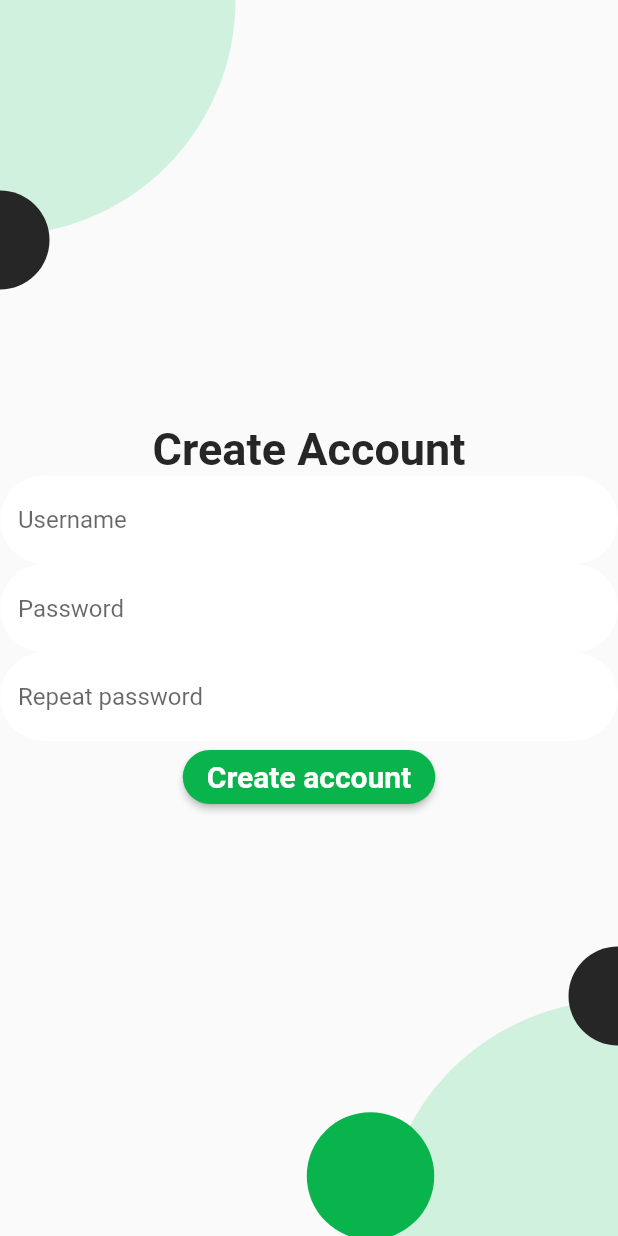
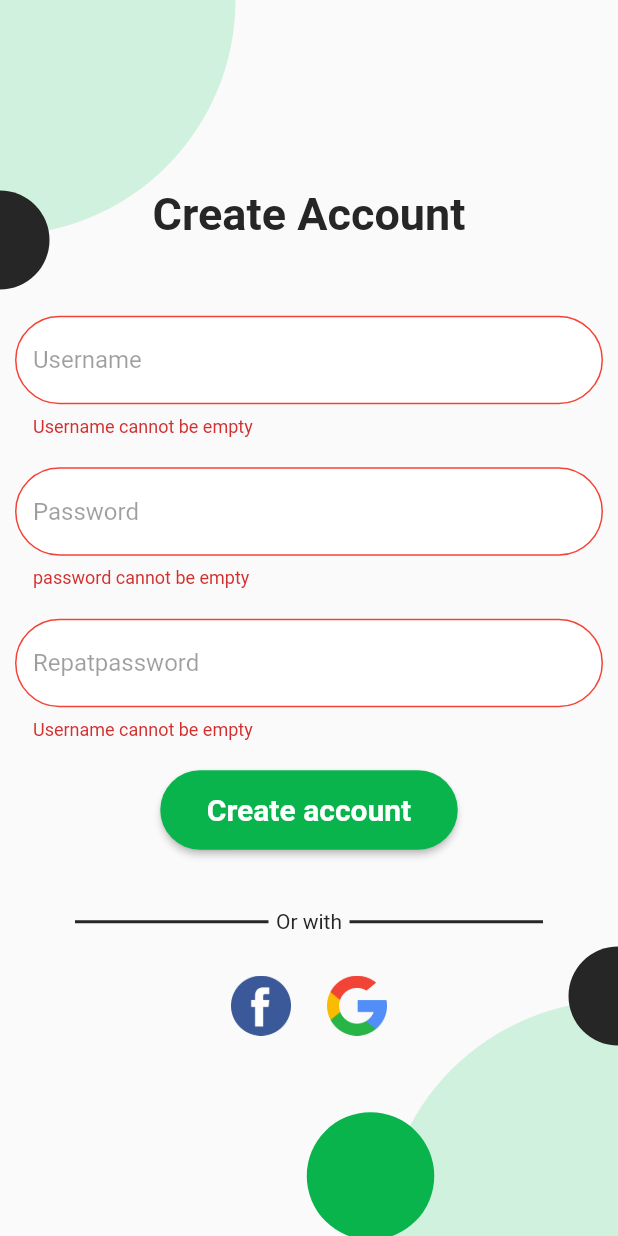
Before and after one commit to seifalaa/FoodCam-Frontend, a Flutter app: the Signup screen opened directly, after a tap on "Create account", on a phone screen of 412 x 824 dp. Run offline on Flutter 3.47's test engine with Material 2 defaults, Android fonts, the phone set to English and light mode, and no system bars; our stand-ins replace loading_overlay.

Commit message:
Complete signup paged

```diff
--- a/lib/pages/signup.dart
+++ b/lib/pages/signup.dart
@@ -1,6 +1,7 @@
 import 'package:flutter/material.dart';
 import 'package:foodcam_frontend/constants.dart';
 import 'package:foodcam_frontend/widgets/login_bg.dart';
+import 'package:foodcam_frontend/widgets/text_form_field.dart';
 
 class Signup extends StatefulWidget {
   const Signup({Key? key}) : super(key: key);
@@ -11,15 +12,21 @@ class Signup extends StatefulWidget {
 
 //TODO: Refactor the fields to be separate widgets
 class _SignupState extends State<Signup> {
-  GlobalKey _formKey = GlobalKey<FormState>();
+  GlobalKey<FormState> _formKey = GlobalKey<FormState>();
+  final _usernameController = TextEditingController();
+  final _passwordController = TextEditingController();
+  final _repasswordController = TextEditingController();
 
   @override
   Widget build(BuildContext context) {
     return Scaffold(
-      body: Stack(
+      body: SafeArea(
+        child: Stack(
           children: [
-          CustomPaint(
+            Container(
+              child: CustomPaint(
                 painter: BG(context: context),
+              ),
             ),
             Center(
               child: ListView(
@@ -27,6 +34,8 @@ class _SignupState extends State<Signup> {
                 children: [
                   Form(
                     key: _formKey,
+                    child: Padding(
+                      padding: const EdgeInsets.symmetric(horizontal: 10.0),
                       child: Column(
                         mainAxisAlignment: MainAxisAlignment.center,
                         children: [
@@ -38,100 +47,66 @@ class _SignupState extends State<Signup> {
                               fontWeight: FontWeight.bold,
                             ),
                           ),
-                        TextFormField(
-                          decoration: InputDecoration(
-                            filled: true,
-                            fillColor: Colors.white,
-                            hintText: 'Username',
-                            errorBorder: OutlineInputBorder(
-                              borderRadius: BorderRadius.circular(100),
-                              borderSide: BorderSide(
-                                color: Colors.red,
-                                width: 2,
+                          SizedBox(
+                            height: 50,
+                          ),
+                          CustomTextFormField(
+                            validator: (input) {
+                              return input == ''
+                                  ? 'Username cannot be empty'
+                                  : null;
+                            },
+                            hint: "Username",
+                            controller: _usernameController,
+                            isObscure: false,
+                          ),
+                          Padding(
+                            padding: const EdgeInsets.only(top: 20.0),
+                            child: CustomTextFormField(
+                              validator: (input) {
+                                return input == ''
+                                    ? 'password cannot be empty'
+                                    : null;
+                              },
+                              hint: "Password",
+                              controller: _passwordController,
+                              isObscure: true,
                             ),
                           ),
-                            focusedBorder: OutlineInputBorder(
-                              borderRadius: BorderRadius.circular(100),
-                              borderSide: BorderSide(
-                                color: Colors.blue,
-                                width: 2,
+                          Padding(
+                            padding: const EdgeInsets.only(top: 20.0),
+                            child: CustomTextFormField(
+                              validator: (input) {
+                                var password = _passwordController.text;
+                                if (input == '') {
+                                  return 'Username cannot be empty';
+                                }
+                                if (password != input) {
+                                  return 'passwords is not identical';
+                                }
+                                return null;
+                              },
+                              hint: "Repatpassword",
+                              controller: _repasswordController,
+                              isObscure: true,
                             ),
                           ),
-                            enabledBorder: OutlineInputBorder(
-                              borderRadius: BorderRadius.circular(100),
-                              borderSide: BorderSide(
-                                color: Colors.transparent,
-                                width: 2,
-                              ),
-                            ),
-                          ),
-                        ),
-                        TextFormField(
-                          obscureText: true,
-                          decoration: InputDecoration(
-                            filled: true,
-                            fillColor: Colors.white,
-                            hintText: 'Password',
-                            errorBorder: OutlineInputBorder(
-                              borderRadius: BorderRadius.circular(100),
-                              borderSide: BorderSide(
-                                color: Colors.red,
-                                width: 2,
-                              ),
-                            ),
-                            focusedBorder: OutlineInputBorder(
-                              borderRadius: BorderRadius.circular(100),
-                              borderSide: BorderSide(
-                                color: Colors.blue,
-                                width: 2,
-                              ),
-                            ),
-                            enabledBorder: OutlineInputBorder(
-                              borderRadius: BorderRadius.circular(100),
-                              borderSide: BorderSide(
-                                color: Colors.transparent,
-                                width: 2,
-                              ),
-                            ),
-                          ),
-                        ),
-                        TextFormField(
-                          obscureText: true,
-                          decoration: InputDecoration(
-                            filled: true,
-                            fillColor: Colors.white,
-                            hintText: 'Repeat password',
-                            errorBorder: OutlineInputBorder(
-                              borderRadius: BorderRadius.circular(100),
-                              borderSide: BorderSide(
-                                color: Colors.red,
-                                width: 2,
-                              ),
-                            ),
-                            focusedBorder: OutlineInputBorder(
-                              borderRadius: BorderRadius.circular(100),
-                              borderSide: BorderSide(
-                                color: Colors.blue,
-                                width: 2,
-                              ),
-                            ),
-                            enabledBorder: OutlineInputBorder(
-                              borderRadius: BorderRadius.circular(100),
-                              borderSide: BorderSide(
-                                color: Colors.transparent,
-                                width: 2,
-                              ),
-                            ),
-                          ),
-                        ),
-                        ElevatedButton(
-                          onPressed: () {},
+                          Padding(
+                            padding: const EdgeInsets.only(top: 20.0),
+                            child: ElevatedButton(
+                              onPressed: () {
+                                if(_formKey.currentState!.validate()){}
+
+
+                              },
                               style: ElevatedButton.styleFrom(
                                 primary: KPrimaryColor,
                                 shape: RoundedRectangleBorder(
                                   borderRadius: BorderRadius.circular(100),
                                 ),
                               ),
+                              child: Padding(
+                                padding: const EdgeInsets.all(15.0),
                                 child: Text(
                                   "Create account",
                                   style: TextStyle(
@@ -140,13 +115,80 @@ class _SignupState extends State<Signup> {
                                   ),
                                 ),
                               ),
+                            ),
+                          ),
                         ],
-                    ))
+                      ),
+                    ),
+                  ),
+                  Padding(
+                    padding: const EdgeInsets.only(top: 40.0),
+                    child: Row(
+                      mainAxisAlignment: MainAxisAlignment.center,
+                      children: [
+                        Expanded(
+                          child: Divider(
+                            color: KTextColor,
+                            thickness: 2,
+                            indent: 50,
+                            endIndent: 5,
+                          ),
+                        ),
+                        Text(
+                          "Or with",
+                          style: TextStyle(
+                            color: KTextColor,
+                          ),
+                        ),
+                        Expanded(
+                          child: Divider(
+                            color: KTextColor,
+                            thickness: 2,
+                            indent: 5,
+                            endIndent: 50,
+                          ),
+                        )
+                      ],
+                    ),
+                  ),
+                  Padding(
+                    padding: const EdgeInsets.only(top: 20.0),
+                    child: Row(
+                      mainAxisAlignment: MainAxisAlignment.center,
+                      children: [
+                        TextButton(
+                            onPressed: () {},
+                            child: Image.asset(
+                              'lib/assets/facebook.png',
+                              width: 40,
+                              height: 40,
+                            )),
+                        TextButton(
+                            onPressed: () {},
+                            child: Image.asset(
+                              'lib/assets/search.png',
+                              width: 40,
+                              height: 40,
+                            )),
+                      ],
+                    ),
+                  ),
+                /*  Row(
+                    mainAxisAlignment: MainAxisAlignment.center,
+                    children: [
+                      Text('Have an account?'),
+                      TextButton(
+                        onPressed: () {},
+                        child: Text('Login'),
+                      )
+                    ],
+                  ),*/
                 ],
               ),
             )
           ],
         ),
+      ),
     );
   }
 }
```
Lines whose indentation alone changed are shown as unchanged.
